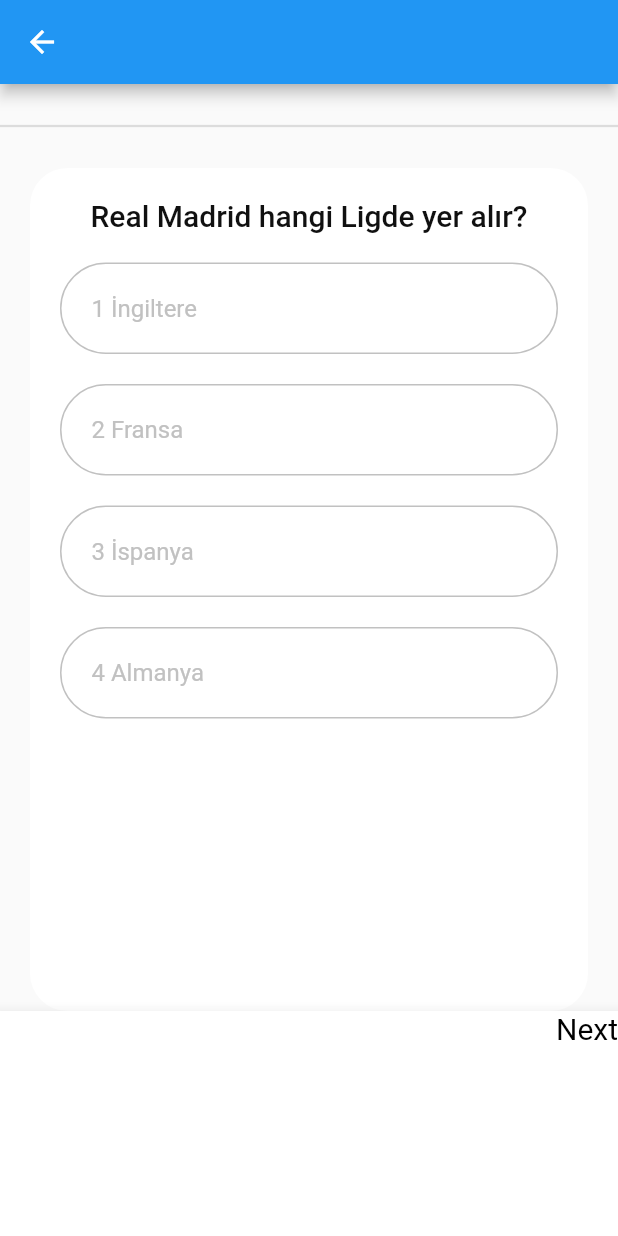
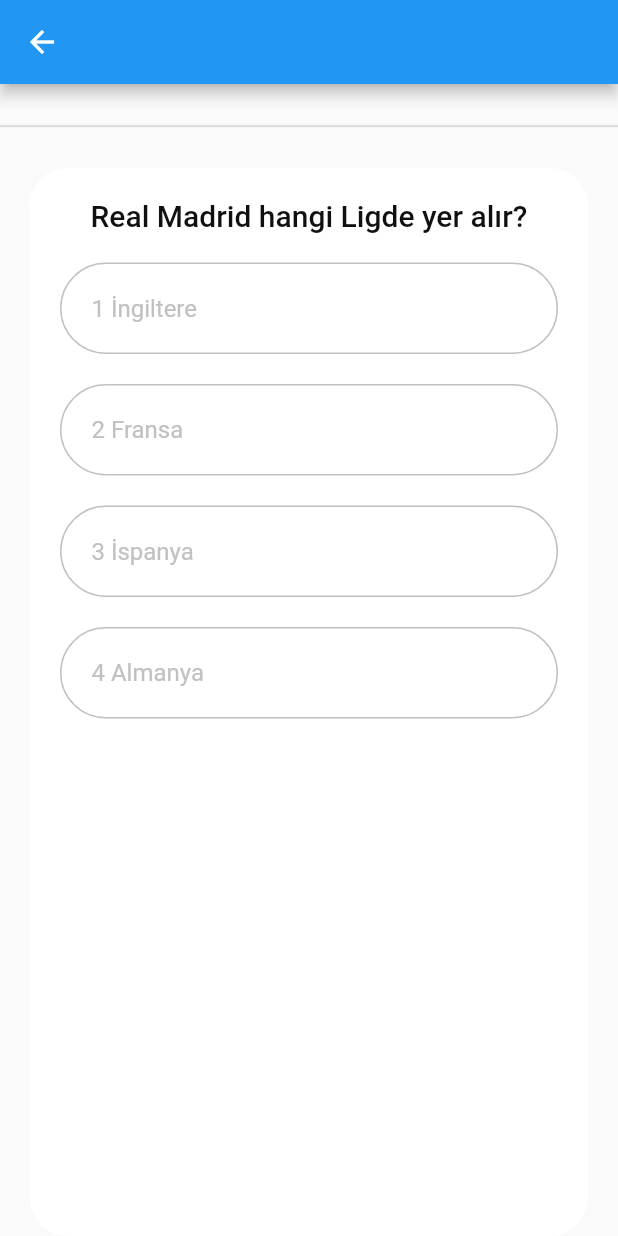
Before and after one commit to shatlykgur/quizapp, a Flutter app: the QuizPage screen opened directly, on a phone screen of 412 x 824 dp. Run offline on Flutter 3.47's test engine with Material 2 defaults, Android fonts, the phone set to English and light mode, and no system bars; our stand-ins replace get.

Commit message:
bottom navigation bar

```diff
--- a/lib/Quiz_Page/quiz_page.dart
+++ b/lib/Quiz_Page/quiz_page.dart
@@ -14,7 +14,9 @@ class QuizPage extends StatelessWidget {
         backgroundColor: Colors.blue,
       ),
       body: Body(),
-      bottomNavigationBar: BottomAppBar(
+
+
+    /*bottomNavigationBar: BottomAppBar(
         child: Container(
           decoration: BoxDecoration(
             color: Colors.white,
@@ -34,7 +36,7 @@ class QuizPage extends StatelessWidget {
             ),
           ),
         ),
-      ),
+      ), */
     );
   }
 }
```
